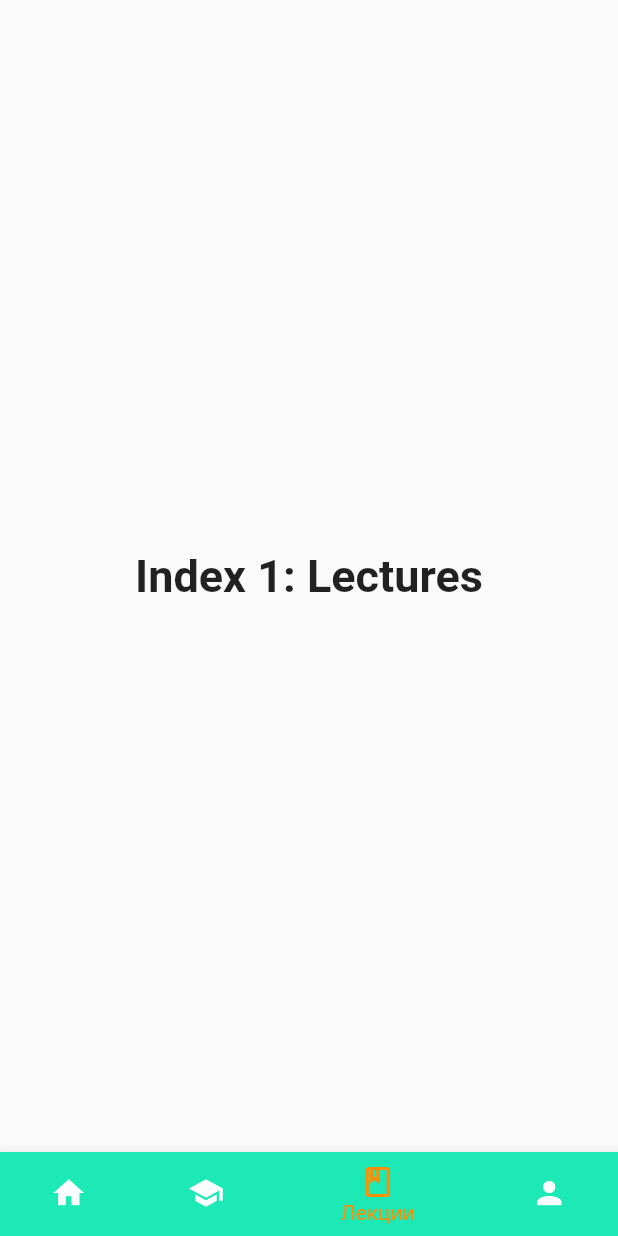
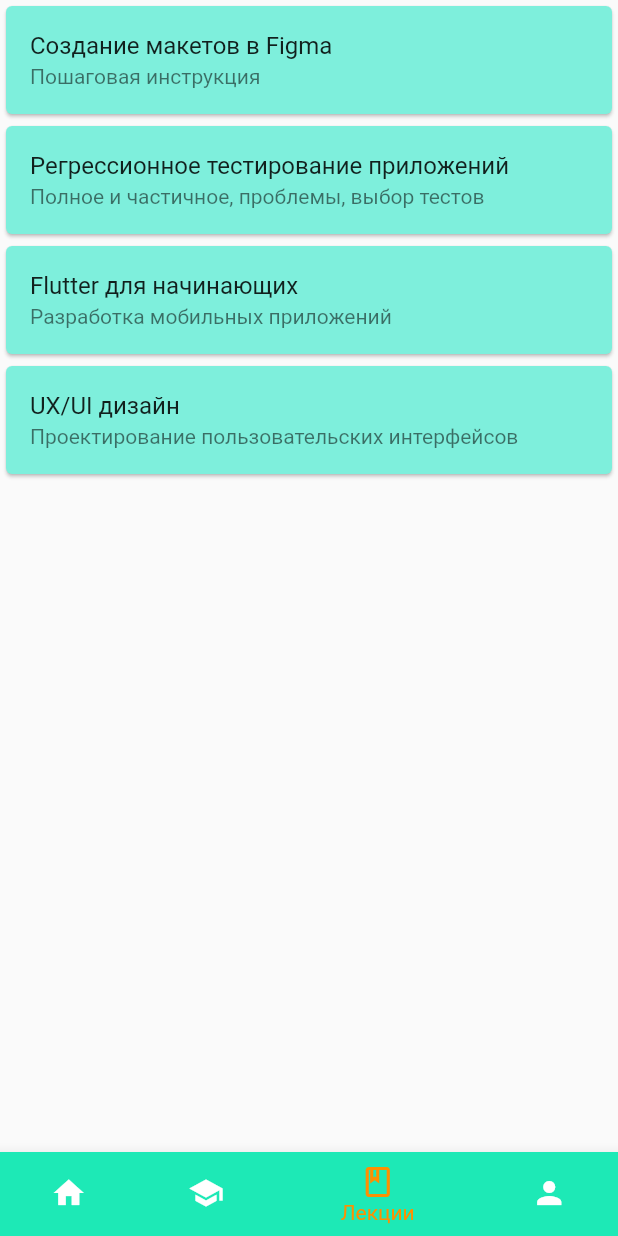
Before and after one commit to sv-makh/team15, a Flutter app: the screen it shows after launch, item 3 of the bottom bar chosen, on a phone screen of 412 x 824 dp. Run offline on Flutter 3.47's test engine with Material 2 defaults, Android fonts, the phone set to English and light mode, and no system bars; our stand-ins replace splashscreen.

Commit message:
lections

```diff
--- a/lib/Data/data.dart
+++ b/lib/Data/data.dart
@@ -1,7 +1,7 @@
 class Lection {
-  String? name;
-  String? description;
-  String? icon;
+  String name = "";
+  String description = "";
+  String icon = "";
 
   Lection(String n, String d, String i) {
     name = n;
--- a/lib/Screens/lectures.dart
+++ b/lib/Screens/lectures.dart
@@ -1,11 +1,26 @@
 import 'package:flutter/material.dart';
+import 'package:team15/Data/data.dart';
 
 class Lectures {
 
   Widget lectures() {
-    return Text(
-      'Index 1: Lectures',
-      style: TextStyle(fontSize: 30, fontWeight: FontWeight.bold),
+    return Container(
+      child: ListView.builder(
+          itemCount: LectionList.length,
+          itemBuilder: ((BuildContext context, int index) {
+            return Card(
+              color: Color.fromRGBO(126, 239, 220, 1),
+              child: ListTile(
+                //leading: Image.asset(LectionList[index].name),
+                title: Text(LectionList[index].name),
+                subtitle: Text(LectionList[index].description),
+                onTap: () {
+
+                },
+              ),
+            );
+          })
+      ),
     );
   }
 
```
